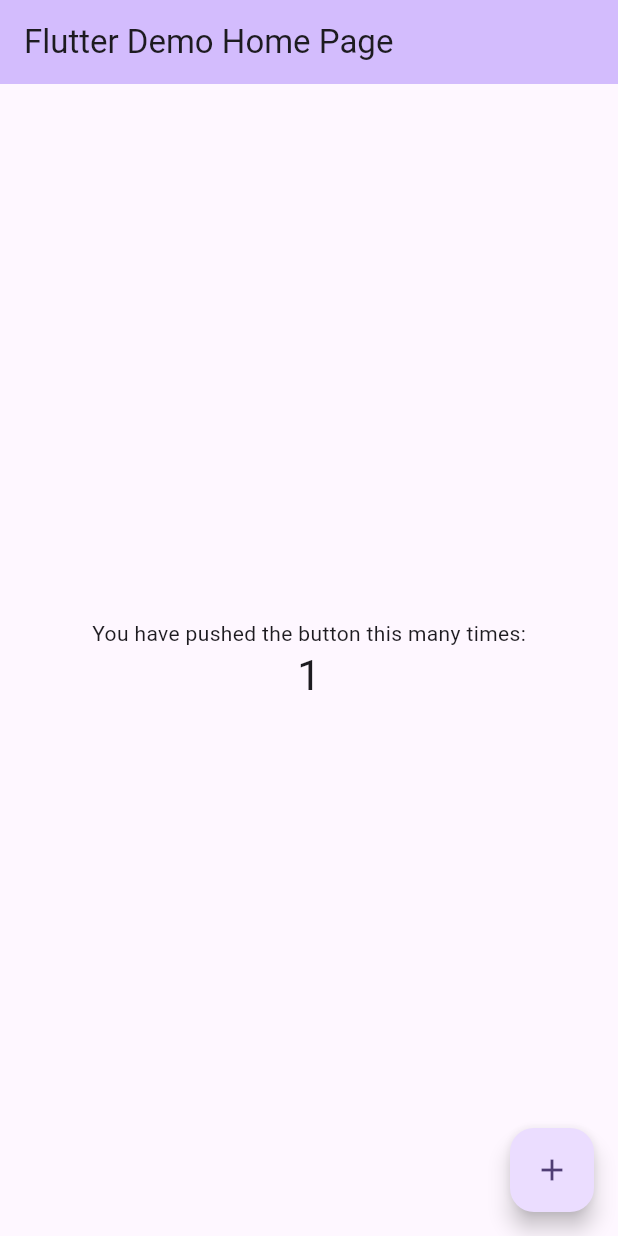
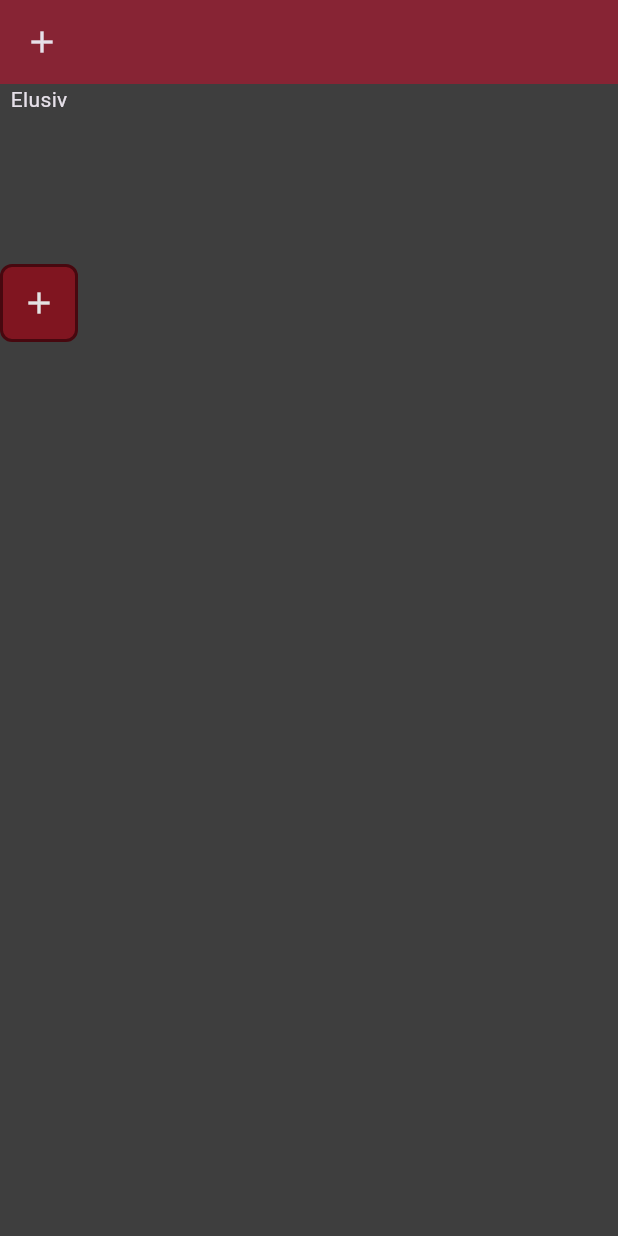
Before and after one commit to Infini-Play/Elusiv, a Flutter app: the screen it shows after launch, after a tap on the "add" icon, on a phone screen of 412 x 824 dp. Run offline on Flutter 3.47's test engine with Material 3 defaults, Android fonts, the light colour scheme and no system bars; our stand-ins replace go_router.

Commit message:
Started themes development. - General app theme in progress - ThemedContainer widget created

```diff
--- /dev/null
+++ b/elusiv/lib/core/navigation/routing.dart
@@ -0,0 +1,41 @@
+
+import 'package:elusiv/features/home/presentation/pages/home_page.dart';
+import 'package:elusiv/features/login/presentation/pages/login_page.dart';
+import 'package:elusiv/features/login/presentation/pages/registration_page.dart';
+import 'package:elusiv/features/login/presentation/pages/welcome_page.dart';
+import 'package:go_router/go_router.dart';
+
+enum AppRoute {
+  welcomePage,
+  loginPage,
+  registrationPage,
+  homePage,
+}
+
+final router = GoRouter(
+  initialLocation: '/welcome',
+  routes: [
+    GoRoute(
+      path: '/welcome',
+      name: AppRoute.welcomePage.name,
+      builder: (context, state) => const WelcomePage(),
+      routes: [
+        GoRoute(
+          path: 'login',
+          name: AppRoute.loginPage.name,
+          builder: (context, state) => const LoginPage(),
+        ),
+        GoRoute(
+          path: 'registration',
+          name: AppRoute.registrationPage.name,
+          builder: (context, state) => const RegistrationPage(),
+        ),
+      ],
+    ),
+    GoRoute(
+      path: '/',
+      name: AppRoute.homePage.name,
+      builder: (context, state) => const HomePage(),
+    )
+  ],
+);
--- /dev/null
+++ b/elusiv/lib/core/theme/app_theme.dart
@@ -0,0 +1,41 @@
+import 'package:flutter/material.dart';
+
+// Themes
+
+// ! Colors
+const Color deepGray = Color.fromARGB(255, 62, 62, 62);
+const Color bloodRed = Color.fromARGB(255, 128, 21, 32);
+const Color deepMaroon = Color.fromARGB(255, 71, 8, 15);
+const Color mediumGray = Color.fromARGB(255, 102, 108, 108);
+const Color deepMagenta = Color.fromARGB(255, 104, 23, 95);
+const Color softBlack = Color.fromARGB(255, 27, 27, 27);
+const Color offWhite = Color.fromARGB(255, 227, 227, 227);
+
+
+// ! Main Purpose
+const Color primary = bloodRed;
+const Color background = deepGray;
+const Color onPrimary = deepMaroon;
+const Color tertiary = deepMagenta;
+const Color accent = mediumGray;
+const Color textColor = offWhite;
+const Color iconColor = offWhite;
+
+
+ThemeData elusivTheme = ThemeData(
+  brightness: Brightness.dark,
+  primaryColor: primary,
+  scaffoldBackgroundColor: background,
+  appBarTheme: const AppBarTheme(
+    color: primary,
+    elevation: 4
+  ),
+  iconTheme: const IconThemeData(
+    color: iconColor,
+  ),
+  iconButtonTheme: IconButtonThemeData(
+    style: ButtonStyle(
+      iconColor: WidgetStateProperty.all<Color>(offWhite),
+    )
+  )
+);
--- /dev/null
+++ b/elusiv/lib/core/theme/themed_container.dart
@@ -0,0 +1,71 @@
+
+import 'package:elusiv/core/theme/app_theme.dart';
+import 'package:flutter/material.dart';
+
+class ThemedContainer extends StatelessWidget {
+  final Widget? child;
+  final double? width;
+  final double? height;
+  final double? borderWidth;
+  final Border? border;
+  final double? borderRadiusValue;
+  final BorderRadius? borderRadius;
+  final EdgeInsetsGeometry? padding;
+  final EdgeInsetsGeometry? margin;
+
+  const ThemedContainer({
+    super.key,
+    this.child,
+    this.width,
+    this.height,
+    this.borderWidth,
+    this.borderRadiusValue,
+    this.borderRadius,
+    this.padding,
+    this.margin,
+    this.border,
+  });
+
+  @override
+  Widget build(BuildContext context) {
+
+    // Border logic
+    // borderWidth is ignored if a border is passed in
+    Border finalBorder;
+    if (border != null) {finalBorder = border!;}
+    else {
+      final borders = borderWidth != null
+      ? BorderSide(color: onPrimary, width: borderWidth!)
+      : const BorderSide(color: onPrimary, width: 2);
+      finalBorder = Border(top: borders, bottom: borders, left: borders, right: borders);
+    }
+
+    BorderRadius finalBorderRadius;
+    if (borderRadius != null) {finalBorderRadius = borderRadius!;}
+    else {
+      final borderRadiusvalues = borderRadiusValue != null
+      ? Radius.circular(borderRadiusValue!)
+      : const Radius.circular(8);
+      finalBorderRadius = BorderRadius.only(
+        topLeft: borderRadiusvalues,
+        topRight: borderRadiusvalues,
+        bottomLeft: borderRadiusvalues,
+        bottomRight: borderRadiusvalues,
+      );
+    }
+
+
+    return Container(
+      decoration: BoxDecoration(
+        color: primary,
+        border: finalBorder,
+        borderRadius: finalBorderRadius,
+      ),
+      width: width,
+      height: height,
+      padding: padding,
+      margin: margin,
+      child: child,
+    );
+  }
+}
--- /dev/null
+++ b/elusiv/lib/features/home/presentation/pages/home_page.dart
@@ -0,0 +1,10 @@
+import 'package:flutter/material.dart';
+
+class HomePage extends StatelessWidget {
+  const HomePage({super.key});
+
+  @override
+  Widget build(BuildContext context) {
+    return const Placeholder();
+  }
+}
--- /dev/null
+++ b/elusiv/lib/features/login/presentation/pages/login_page.dart
@@ -0,0 +1,10 @@
+import 'package:flutter/material.dart';
+
+class LoginPage extends StatelessWidget {
+  const LoginPage({super.key});
+
+  @override
+  Widget build(BuildContext context) {
+    return const Placeholder();
+  }
+}
--- /dev/null
+++ b/elusiv/lib/features/login/presentation/pages/registration_page.dart
@@ -0,0 +1,10 @@
+import 'package:flutter/material.dart';
+
+class RegistrationPage extends StatelessWidget {
+  const RegistrationPage({super.key});
+
+  @override
+  Widget build(BuildContext context) {
+    return const Placeholder();
+  }
+}
--- /dev/null
+++ b/elusiv/lib/features/login/presentation/pages/welcome_page.dart
@@ -0,0 +1,27 @@
+import 'package:elusiv/core/theme/themed_container.dart';
+import 'package:flutter/material.dart';
+
+class WelcomePage extends StatelessWidget {
+  const WelcomePage({super.key});
+
+  @override
+  Widget build(BuildContext context) {
+    return Scaffold(
+      appBar: AppBar(
+        leading: Icon(Icons.add),
+      ),
+      body: Column(
+        children: [
+          Text('Elusiv'),
+          SizedBox(height: 100,),
+          ThemedContainer(
+            child: IconButton(
+              onPressed: () {},
+              icon: Icon(Icons.add)
+            ),
+          )
+        ],
+      ),
+    );
+  }
+}
--- /dev/null
+++ b/elusiv/lib/features/login/presentation/widgets/login_register_text_box.dart
@@ -0,0 +1,10 @@
+import 'package:flutter/material.dart';
+
+class LoginRegisterTextBox extends StatelessWidget {
+  const LoginRegisterTextBox({super.key});
+
+  @override
+  Widget build(BuildContext context) {
+    return const Placeholder();
+  }
+}
--- a/elusiv/lib/main.dart
+++ b/elusiv/lib/main.dart
@@ -1,35 +1,8 @@
+import 'package:elusiv/core/navigation/routing.dart';
+import 'package:elusiv/core/theme/app_theme.dart';
 import 'package:flutter/material.dart';
-import 'package:flutter_dotenv/flutter_dotenv.dart';
-import 'package:supabase_flutter/supabase_flutter.dart';
 
-Future<void> main() async {
-  // Determine the environment and load the corresponding .env file
-  const String env = String.fromEnvironment('FLAVOR', defaultValue: 'local');
-
-  String envFile;
-  switch (env) {
-    case 'staging':
-      envFile = '.env.staging';
-      break;
-    case 'prod':
-      envFile = '.env.prod';
-      break;
-    case 'local':
-    default:
-      envFile = '.env.local';
-      break;
-  }
-
-  // Load the environment variables
-  await dotenv.load(fileName: envFile);
-
-  // Initialize Supabase
-  await Supabase.initialize(
-    url: dotenv.env['SUPABASE_URL']!,
-    anonKey: dotenv.env['SUPABASE_ANON_KEY']!,
-    // Optionally, include other Supabase options
-  );
-
+void main() {
   runApp(const MyApp());
 }
 
@@ -39,116 +12,9 @@ class MyApp extends StatelessWidget {
   // This widget is the root of your application.
   @override
   Widget build(BuildContext context) {
-    return MaterialApp(
-      title: 'Flutter Demo',
-      theme: ThemeData(
-        // This is the theme of your application.
-        //
-        // TRY THIS: Try running your application with "flutter run". You'll see
-        // the application has a purple toolbar. Then, without quitting the app,
-        // try changing the seedColor in the colorScheme below to Colors.green
-        // and then invoke "hot reload" (save your changes or press the "hot
-        // reload" button in a Flutter-supported IDE, or press "r" if you used
-        // the command line to start the app).
-        //
-        // Notice that the counter didn't reset back to zero; the application
-        // state is not lost during the reload. To reset the state, use hot
-        // restart instead.
-        //
-        // This works for code too, not just values: Most code changes can be
-        // tested with just a hot reload.
-        colorScheme: ColorScheme.fromSeed(seedColor: Colors.deepPurple),
-        useMaterial3: true,
-      ),
-      home: const MyHomePage(title: 'Flutter Demo Home Page'),
+    return MaterialApp.router(
+      routerConfig: router,
+      theme: elusivTheme,
     );
   }
 }
-
-class MyHomePage extends StatefulWidget {
-  const MyHomePage({super.key, required this.title});
-
-  // This widget is the home page of your application. It is stateful, meaning
-  // that it has a State object (defined below) that contains fields that affect
-  // how it looks.
-
-  // This class is the configuration for the state. It holds the values (in this
-  // case the title) provided by the parent (in this case the App widget) and
-  // used by the build method of the State. Fields in a Widget subclass are
-  // always marked "final".
-
-  final String title;
-
-  @override
-  State<MyHomePage> createState() => _MyHomePageState();
-}
-
-class _MyHomePageState extends State<MyHomePage> {
-  int _counter = 0;
-
-  void _incrementCounter() {
-    setState(() {
-      // This call to setState tells the Flutter framework that something has
-      // changed in this State, which causes it to rerun the build method below
-      // so that the display can reflect the updated values. If we changed
-      // _counter without calling setState(), then the build method would not be
-      // called again, and so nothing would appear to happen.
-      _counter++;
-    });
-  }
-
-  @override
-  Widget build(BuildContext context) {
-    // This method is rerun every time setState is called, for instance as done
-    // by the _incrementCounter method above.
-    //
-    // The Flutter framework has been optimized to make rerunning build methods
-    // fast, so that you can just rebuild anything that needs updating rather
-    // than having to individually change instances of widgets.
-    return Scaffold(
-      appBar: AppBar(
-        // TRY THIS: Try changing the color here to a specific color (to
-        // Colors.amber, perhaps?) and trigger a hot reload to see the AppBar
-        // change color while the other colors stay the same.
-        backgroundColor: Theme.of(context).colorScheme.inversePrimary,
-        // Here we take the value from the MyHomePage object that was created by
-        // the App.build method, and use it to set our appbar title.
-        title: Text(widget.title),
-      ),
-      body: Center(
-        // Center is a layout widget. It takes a single child and positions it
-        // in the middle of the parent.
-        child: Column(
-          // Column is also a layout widget. It takes a list of children and
-          // arranges them vertically. By default, it sizes itself to fit its
-          // children horizontally, and tries to be as tall as its parent.
-          //
-          // Column has various properties to control how it sizes itself and
-          // how it positions its children. Here we use mainAxisAlignment to
-          // center the children vertically; the main axis here is the vertical
-          // axis because Columns are vertical (the cross axis would be
-          // horizontal).
-          //
-          // TRY THIS: Invoke "debug painting" (choose the "Toggle Debug Paint"
-          // action in the IDE, or press "p" in the console), to see the
-          // wireframe for each widget.
-          mainAxisAlignment: MainAxisAlignment.center,
-          children: <Widget>[
-            const Text(
-              'You have pushed the button this many times:',
-            ),
-            Text(
-              '$_counter',
-              style: Theme.of(context).textTheme.headlineMedium,
-            ),
-          ],
-        ),
-      ),
-      floatingActionButton: FloatingActionButton(
-        onPressed: _incrementCounter,
-        tooltip: 'Increment',
-        child: const Icon(Icons.add),
-      ), // This trailing comma makes auto-formatting nicer for build methods.
-    );
-  }
-}
```
